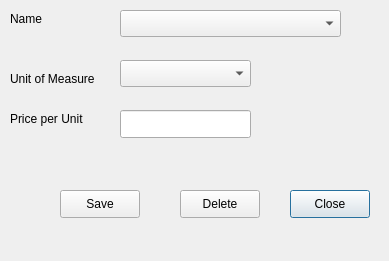
Before: the Qt Designer form open-ihm/gui/designs/ui_managelandtypes.ui in snim2mirror/openihm, drawn with Qt 5.
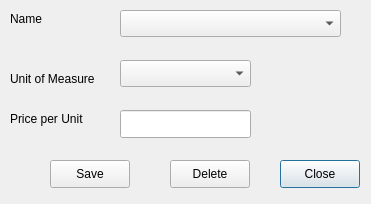
After: the same form once the commit is applied.

Commit message: Adding data management interfaces

Diff of the .ui file:
```diff
--- a/open-ihm/gui/designs/ui_managelandtypes.ui
+++ b/open-ihm/gui/designs/ui_managelandtypes.ui
@@ -5,14 +5,14 @@
    <rect>
     <x>0</x>
     <y>0</y>
-    <width>389</width>
-    <height>261</height>
+    <width>371</width>
+    <height>204</height>
    </rect>
   </property>
   <property name="minimumSize" >
    <size>
-    <width>389</width>
-    <height>261</height>
+    <width>369</width>
+    <height>204</height>
    </size>
   </property>
   <property name="windowTitle" >
@@ -21,8 +21,8 @@
   <widget class="QPushButton" name="btnLandTypesClose" >
    <property name="geometry" >
     <rect>
-     <x>290</x>
-     <y>190</y>
+     <x>280</x>
+     <y>160</y>
      <width>80</width>
      <height>28</height>
     </rect>
@@ -34,8 +34,8 @@
   <widget class="QPushButton" name="pushButton_3" >
    <property name="geometry" >
     <rect>
-     <x>60</x>
-     <y>190</y>
+     <x>50</x>
+     <y>160</y>
      <width>80</width>
      <height>28</height>
     </rect>
@@ -116,8 +116,8 @@
   <widget class="QPushButton" name="pushButton" >
    <property name="geometry" >
     <rect>
-     <x>180</x>
-     <y>190</y>
+     <x>170</x>
+     <y>160</y>
      <width>80</width>
      <height>28</height>
     </rect>
```
Left out of the diff: 2 changed lines with no effect on the pictures. The commit also changes 3 other files.
